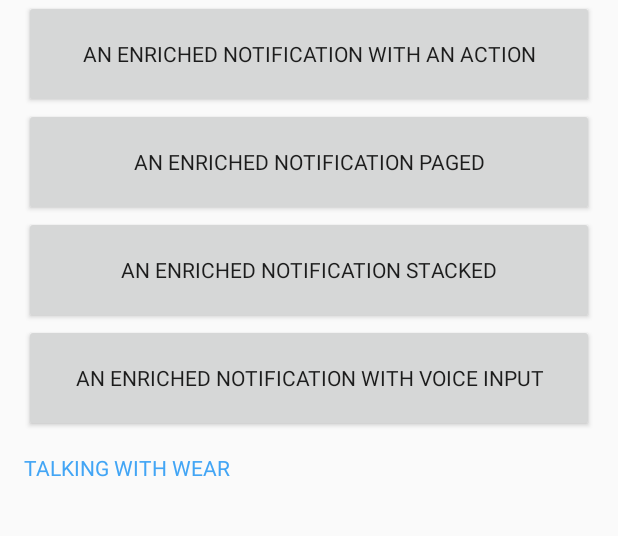
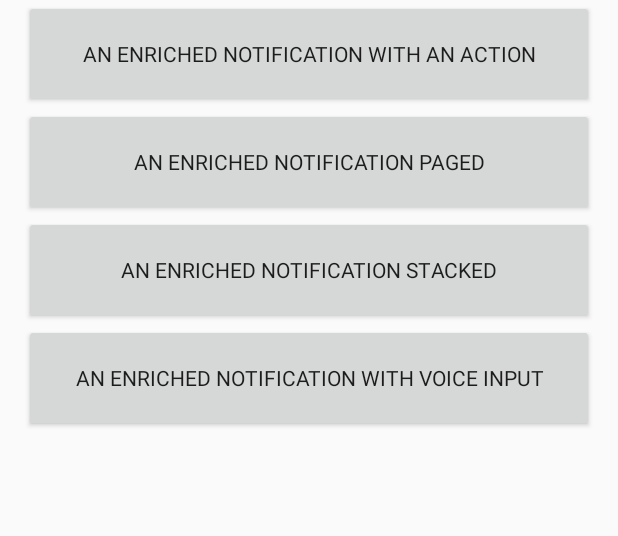
Before and after one commit to saulmm/android-wear-basics, an Android app: the screen it shows after launch (MainActivity), after a tap on "AN ENRICHED NOTIFICATION PAGED", on a phone screen of 412 x 824 dp, the part 288-824 px from its top. Run offline under Robolectric (Android 15) with nearby library versions, the phone set to English and light mode, and no system bars; 2 statements that could not run were skipped.

Commit message:
Small fixes

```diff
--- a/mobile/src/main/java/test/com/saulmm/simplenotification/MainActivity.java
+++ b/mobile/src/main/java/test/com/saulmm/simplenotification/MainActivity.java
@@ -6,7 +6,6 @@ import android.content.Intent;
 import android.graphics.BitmapFactory;
 import android.net.Uri;
 import android.os.Bundle;
-import android.support.v4.app.NotificationCompat;
 import android.support.v4.app.NotificationManagerCompat;
 import android.support.v4.app.RemoteInput;
 import android.support.v7.app.ActionBarActivity;
@@ -14,6 +13,7 @@ import android.view.View;
 import android.widget.Toast;
 
 import static android.support.v4.app.NotificationCompat.Action;
+import static android.support.v4.app.NotificationCompat.BigTextStyle;
 import static android.support.v4.app.NotificationCompat.Builder;
 import static android.support.v4.app.NotificationCompat.WearableExtender;
 
@@ -126,7 +126,7 @@ public class MainActivity extends ActionBarActivity {
         final String recipe2 = getString(R.string.recipe2);
 
         // Create builder for the main notification
-        NotificationCompat.Builder notificationBuilder = new Builder(this)
+        Builder notificationBuilder = new Builder(this)
             .setSmallIcon(R.drawable.ic_cake)
             .setContentTitle("Cakes recipes")
             .setContentText("Let's check some awesome recipes about cakes")
@@ -135,7 +135,7 @@ public class MainActivity extends ActionBarActivity {
 
         // Extend the notification builder adding two pages
         Notification pagedNotification = notificationBuilder
-            .extend(new NotificationCompat.WearableExtender()
+            .extend(new WearableExtender()
                 .addPage(createBigNotification("Chocolate cake", recipe1))
                 .addPage(createBigNotification("Carrot pie", recipe2)))
             .build();
@@ -156,7 +156,7 @@ public class MainActivity extends ActionBarActivity {
         final String recipe2 = getString(R.string.recipe2);
 
         // Build the first notification setting the group appropriately
-        Notification notification = new NotificationCompat.Builder(this)
+        Notification notification = new Builder(this)
             .setContentTitle("Chocolate cake")
             .setContentText(recipe1)
             .setSmallIcon(R.drawable.ic_cake)
@@ -166,7 +166,7 @@ public class MainActivity extends ActionBarActivity {
             .build();
 
         // Build the second notification with the same group
-        Notification notification2 = new NotificationCompat.Builder(this)
+        Notification notification2 = new Builder(this)
             .setContentTitle("Carrot pie")
             .setContentText(recipe2)
             .setSmallIcon(R.drawable.ic_cake)
@@ -189,12 +189,11 @@ public class MainActivity extends ActionBarActivity {
      */
     private Notification createBigNotification (String title, String content) {
 
-        NotificationCompat.BigTextStyle bigTextStyle = new NotificationCompat.BigTextStyle();
+        BigTextStyle bigTextStyle = new BigTextStyle();
         bigTextStyle.setBigContentTitle(title)
             .bigText(content);
 
-        Notification bigNotification =
-            new NotificationCompat.Builder(this)
+        Notification bigNotification = new Builder(this)
                 .setContentTitle(title)
                 .setStyle(bigTextStyle)
                 .build();
@@ -211,7 +210,6 @@ public class MainActivity extends ActionBarActivity {
         // Object to manage the input by voice
         RemoteInput remoteInput = new RemoteInput.Builder(VOICE_INPUT_RETURN_KEY)
             .setLabel("Choose a cake")
-            .setAllowFreeFormInput(false)
             .setChoices(choices)
             .build();
 
--- a/mobile/src/main/res/layout/activity_main.xml
+++ b/mobile/src/main/res/layout/activity_main.xml
@@ -64,12 +64,7 @@
             style="@style/WearBasicsButton"
             />
 
-        <TextView
-            android:layout_width="wrap_content"
-            android:layout_height="48dp"
-            android:text="Talking with wear"
-            style="@style/WearBasicsHeaderTextView"
-            />
+
 
     </LinearLayout>
 </ScrollView>
--- a/wear/src/main/res/values/strings.xml
+++ b/wear/src/main/res/values/strings.xml
@@ -7,7 +7,7 @@
 
     <string-array name="ui_items">
         <item>2D Picker</item>
-        <item>Confirmation activity</item>
+        <item>WatchViewStub</item>
         <item>Delayed ConfirmationView</item>
     </string-array>
 
```
Also changed, not shown: wear/src/main/java/test/com/saulmm/simplenotification/activities/MainListActivity.java (+4 -1 lines).
